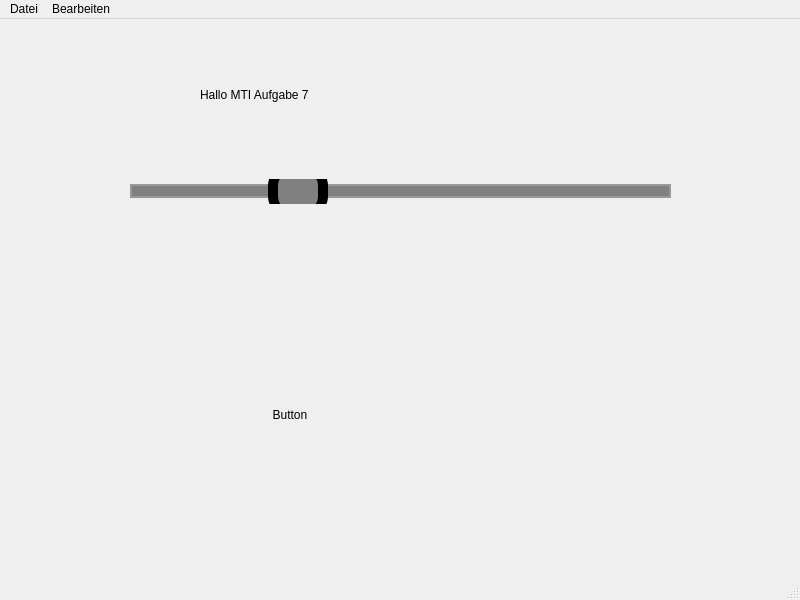
The window that Hausaufgaben/Aufgabe_7/Aufgabe_7_2-7_6/Aufgabe_7.ui (Roedler/Qt) describes before a commit, drawn with Qt 5.
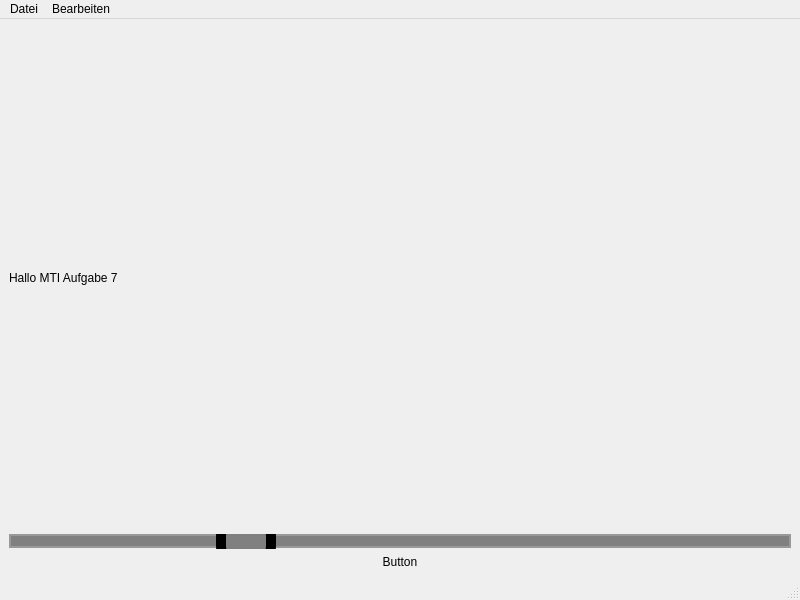
The same window after the commit. Icons and pictures are not drawn.

Commit message: fix(hausaufgabe-7): fixed compiling issues

```diff
--- a/Hausaufgaben/Aufgabe_7/Aufgabe_7_2-7_6/Aufgabe_7.ui
+++ b/Hausaufgaben/Aufgabe_7/Aufgabe_7_2-7_6/Aufgabe_7.ui
@@ -14,54 +14,16 @@
    <string>MainWindow</string>
   </property>
   <widget class="QWidget" name="centralwidget">
+   <layout class="QVBoxLayout" name="verticalLayout">
+    <item>
    <widget class="QLabel" name="label">
-    <property name="geometry">
-     <rect>
-      <x>200</x>
-      <y>40</y>
-      <width>291</width>
-      <height>71</height>
-     </rect>
-    </property>
     <property name="text">
      <string>Hallo MTI Aufgabe 7</string>
     </property>
    </widget>
-   <widget class="QPushButton" name="pushButton">
-    <property name="geometry">
-     <rect>
-      <x>240</x>
-      <y>380</y>
-      <width>100</width>
-      <height>32</height>
-     </rect>
-    </property>
-    <property name="styleSheet">
-     <string notr="true">QPushButton {
-	background-color: transparent;
-	border: none;
-	image: url(bild_1.jpg)
-}
-
-QPushButton:pressed {
-	background-color: transparent;
-	border: none;
-	image: url(bild_2.jpg)
-}</string>
-    </property>
-    <property name="text">
-     <string>Button</string>
-    </property>
-   </widget>
+    </item>
+    <item>
    <widget class="QSlider" name="horizontalSlider">
-    <property name="geometry">
-     <rect>
-      <x>130</x>
-      <y>160</y>
-      <width>541</width>
-      <height>25</height>
-     </rect>
-    </property>
     <property name="styleSheet">
      <string notr="true">QSlider::groove:horizontal {
 	border: 2px solid #999999;
@@ -89,6 +51,28 @@
      <enum>Qt::Orientation::Horizontal</enum>
     </property>
    </widget>
+    </item>
+    <item>
+     <widget class="QPushButton" name="pushButton">
+      <property name="styleSheet">
+       <string notr="true">QPushButton {
+	background-color: transparent;
+	border: none;
+	image: url(bild_1.jpg)
+}
+
+QPushButton:pressed {
+	background-color: transparent;
+	border: none;
+	image: url(bild_2.jpg)
+}</string>
+      </property>
+      <property name="text">
+       <string>Button</string>
+      </property>
+     </widget>
+    </item>
+   </layout>
   </widget>
   <widget class="QMenuBar" name="menubar">
    <property name="geometry">
```
Lines whose indentation alone changed are shown as unchanged. The commit also changes 1 other file.
